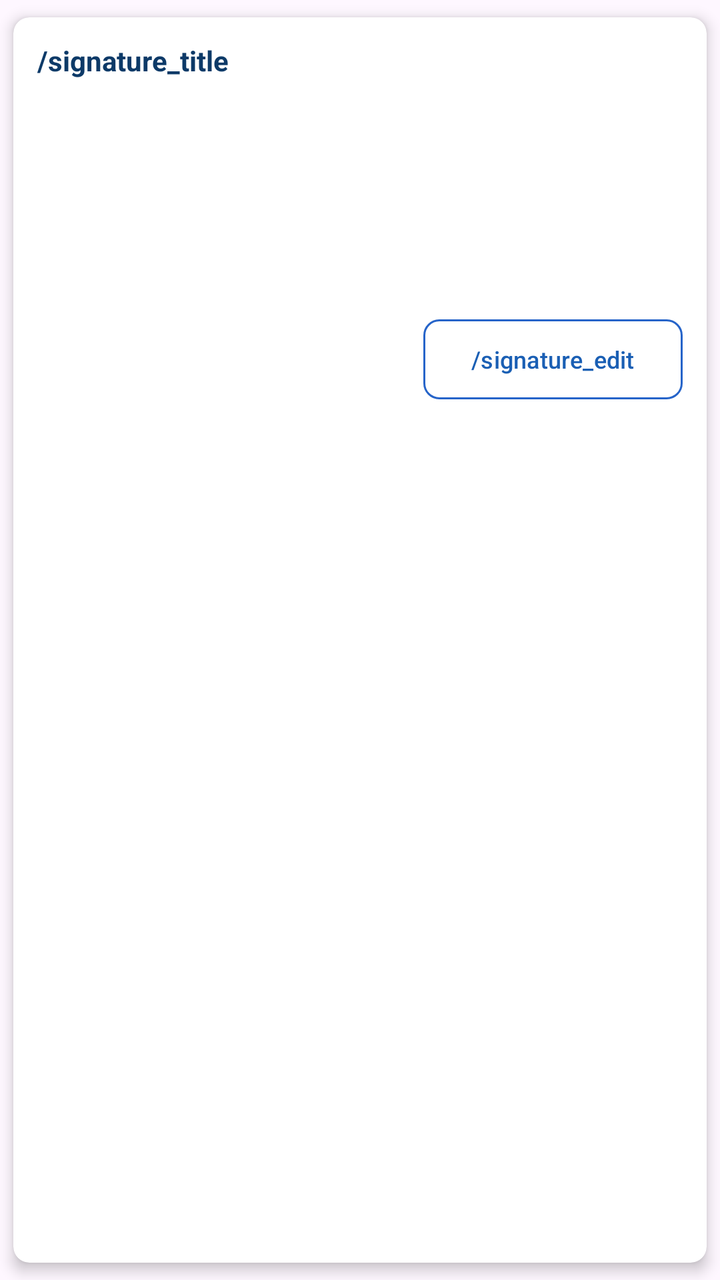
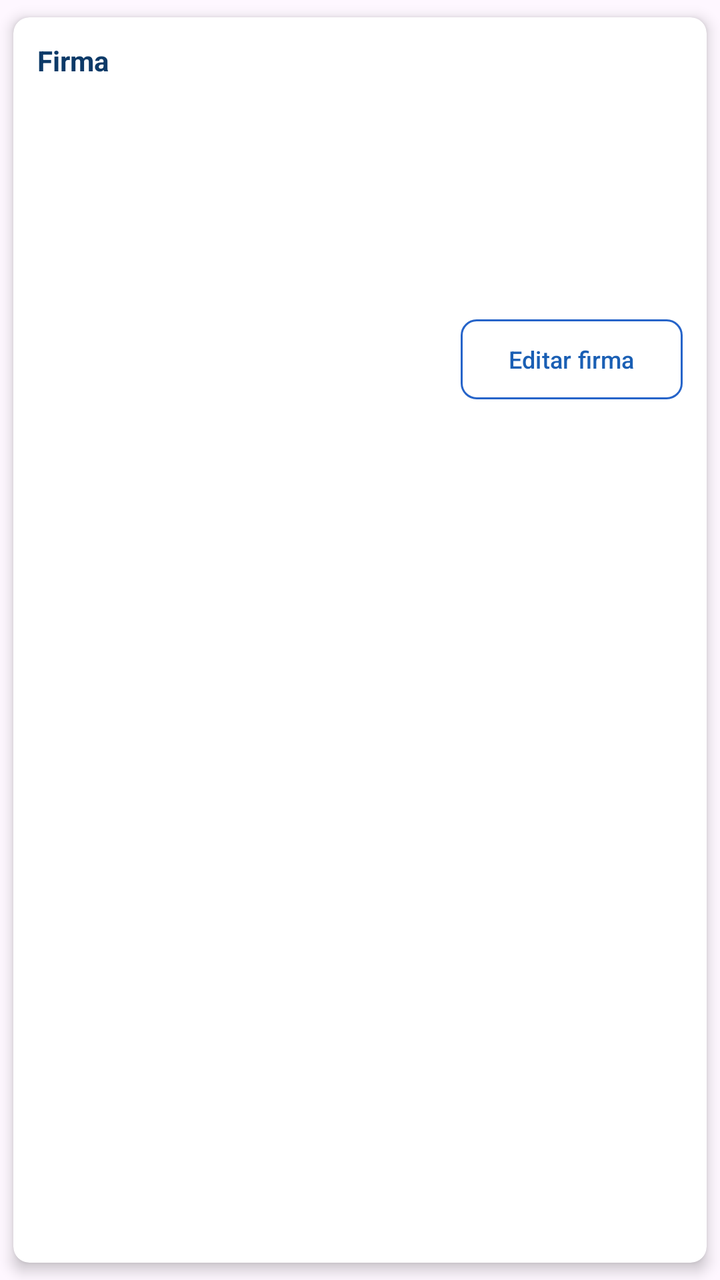

The first picture is an Android layout as it rendered before a commit; the second is the same layout after the commit. The layout source and the unified diff follow.
<!-- AndroidManifest.xml: application theme Theme.ColjuegosSIVO -->
<!-- res/layout/view_signature_thumbnail.xml -->
<?xml version="1.0" encoding="utf-8"?>
<androidx.cardview.widget.CardView xmlns:android="http://schemas.android.com/apk/res/android"
    xmlns:app="http://schemas.android.com/apk/res-auto"
    android:id="@+id/cardSignature"
    android:layout_width="match_parent"
    android:layout_height="wrap_content"
    app:cardCornerRadius="8dp"
    app:cardElevation="4dp"
    app:cardUseCompatPadding="true">

    <androidx.constraintlayout.widget.ConstraintLayout
        android:layout_width="match_parent"
        android:layout_height="wrap_content"
        android:padding="12dp">

        <TextView
            android:id="@+id/tvTitulo"
            android:layout_width="wrap_content"
            android:layout_height="wrap_content"
            android:text="/signature_title"
            android:textColor="@color/fragment_subtitle_color"
            android:textSize="14sp"
            android:textStyle="bold"
            app:layout_constraintStart_toStartOf="parent"
            app:layout_constraintTop_toTopOf="parent" />

        <ImageView
            android:id="@+id/ivSignature"
            android:layout_width="match_parent"
            android:layout_height="100dp"
            android:layout_marginTop="8dp"
            android:background="@android:color/white"
            android:contentDescription="/signature_thumbnail_description"
            android:scaleType="fitCenter"
            app:layout_constraintEnd_toEndOf="parent"
            app:layout_constraintStart_toStartOf="parent"
            app:layout_constraintTop_toBottomOf="@id/tvTitulo" />

        <com.google.android.material.button.MaterialButton
            android:id="@+id/btnEditSignature"
            style="@style/Widget.Material3.Button.OutlinedButton"
            android:layout_width="wrap_content"
            android:layout_height="wrap_content"
            android:layout_marginTop="8dp"
            android:text="/signature_edit"
            android:textSize="12sp"
            app:cornerRadius="8dp"
            app:layout_constraintEnd_toEndOf="parent"
            app:layout_constraintTop_toBottomOf="@id/ivSignature"
            app:strokeColor="@color/login_button_color_init"
            app:strokeWidth="1dp" />

        <TextView
            android:id="@+id/tvNoSignature"
            android:layout_width="wrap_content"
            android:layout_height="100dp"
            android:layout_marginTop="8dp"
            android:gravity="center"
            android:text="/signature_not_available"
            android:textColor="@android:color/darker_gray"
            android:textSize="14sp"
            android:visibility="gone"
            app:layout_constraintEnd_toEndOf="parent"
            app:layout_constraintStart_toStartOf="parent"
            app:layout_constraintTop_toBottomOf="@id/tvTitulo" />

    </androidx.constraintlayout.widget.ConstraintLayout>

</androidx.cardview.widget.CardView>
<!-- resources referenced by this layout -->
<resources>
  <color name="fragment_subtitle_color">#0D3A68</color>
  <color name="login_button_color_init">#2664C9</color>
  <style name="Theme.ColjuegosSIVO" parent="Theme.Material3.DayNight.NoActionBar">
      
          <item name="android:statusBarColor">@color/app_background</item>
          
          <item name="android:windowLightStatusBar">true</item>
          
          <item name="colorPrimary">@color/main</item>
          <item name="colorOnPrimary">@color/white</item>
          
          <item name="colorOnSecondary">@color/black</item>
          
      </style>
  <color name="app_background">#F8F9FA</color>
  <color name="main">#1A5FB4</color>
  <color name="white">#FFFFFFFF</color>
  <color name="black">#FF000000</color>
</resources>

<!-- the commit's change to res/layout/view_signature_thumbnail.xml (unified diff, before → after) -->
@@ -17,7 +17,7 @@
             android:id="@+id/tvTitulo"
             android:layout_width="wrap_content"
             android:layout_height="wrap_content"
-            android:text="/signature_title"
+            android:text="@string/signature_title"
             android:textColor="@color/fragment_subtitle_color"
             android:textSize="14sp"
             android:textStyle="bold"
@@ -30,7 +30,7 @@
             android:layout_height="100dp"
             android:layout_marginTop="8dp"
             android:background="@android:color/white"
-            android:contentDescription="/signature_thumbnail_description"
+            android:contentDescription="@string/signature_thumbnail_description"
             android:scaleType="fitCenter"
             app:layout_constraintEnd_toEndOf="parent"
             app:layout_constraintStart_toStartOf="parent"
@@ -42,7 +42,7 @@
             android:layout_width="wrap_content"
             android:layout_height="wrap_content"
             android:layout_marginTop="8dp"
-            android:text="/signature_edit"
+            android:text="@string/signature_edit"
             android:textSize="12sp"
             app:cornerRadius="8dp"
             app:layout_constraintEnd_toEndOf="parent"
@@ -56,7 +56,7 @@
             android:layout_height="100dp"
             android:layout_marginTop="8dp"
             android:gravity="center"
-            android:text="/signature_not_available"
+            android:text="@string/signature_not_available"
             android:textColor="@android:color/darker_gray"
             android:textSize="14sp"
             android:visibility="gone"
<!-- resource entries referenced after the edit -->
@@ -2,6 +2,10 @@
 <resources>
   <color name="fragment_subtitle_color">#0D3A68</color>
   <color name="login_button_color_init">#2664C9</color>
+  <string name="signature_edit">Editar firma</string>
+  <string name="signature_not_available">Firma no disponible</string>
+  <string name="signature_thumbnail_description">Firma</string>
+  <string name="signature_title">Firma</string>
   <style name="Theme.ColjuegosSIVO" parent="Theme.Material3.DayNight.NoActionBar">
       
           <item name="android:statusBarColor">@color/app_background</item>
